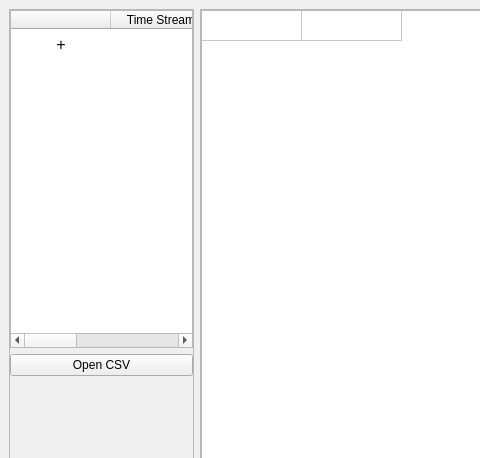
borevitzlab/timestreamlib, file util/derandui.ui: the form before one commit; both pictures show x 0 to 480 and y 0 to 458 of the 949 by 773 pixel window.
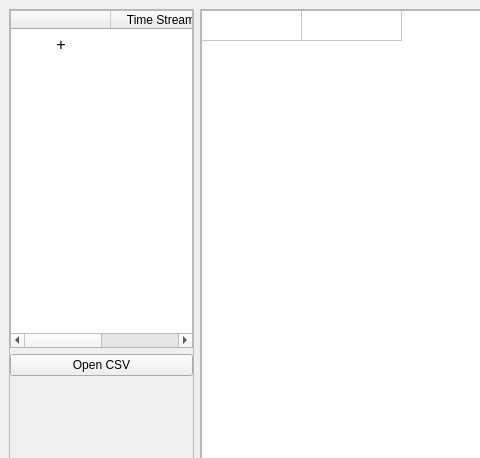
The form after the commit.

Commit message:
Remove _timestreams
We keep track with the qtlist.
* util/derandui.py: Store the TimeStreamTraverser in list item data.
* util/derandui.ui: Remove the hidden column.

Diff of the .ui file:
```diff
--- a/util/derandui.ui
+++ b/util/derandui.ui
@@ -75,7 +75,7 @@
             <number>1</number>
            </property>
            <property name="columnCount">
-            <number>3</number>
+            <number>2</number>
            </property>
            <attribute name="horizontalHeaderVisible">
             <bool>true</bool>
@@ -126,14 +126,6 @@
              <set>AlignHCenter|AlignVCenter|AlignCenter</set>
             </property>
            </column>
-           <column>
-            <property name="text">
-             <string>HIDDEN</string>
-            </property>
-            <property name="textAlignment">
-             <set>AlignHCenter|AlignVCenter|AlignCenter</set>
-            </property>
-           </column>
            <item row="0" column="0">
             <property name="text">
              <string>+</string>
```
The commit also changes 1 other file.
